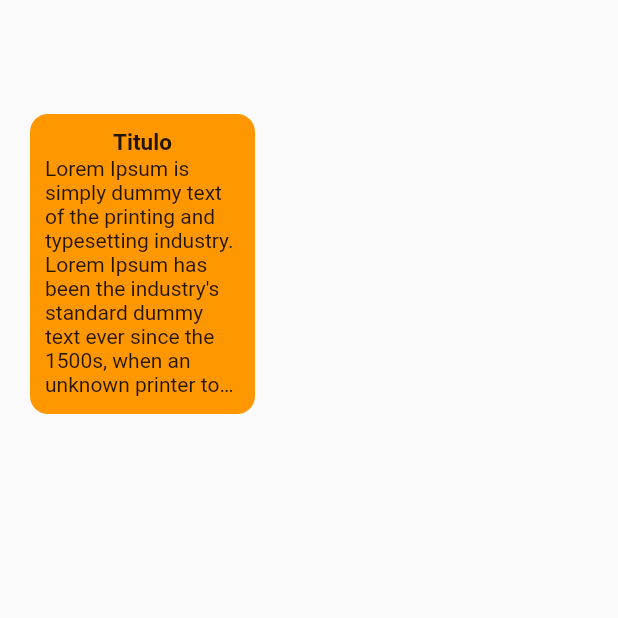
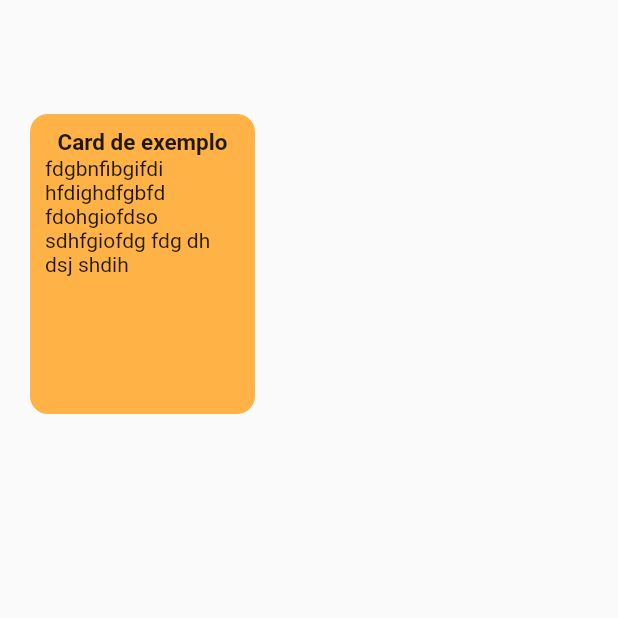
Before and after one commit to Leonardo1952/all_notes, a Flutter app: the screen it shows after launch, on a phone screen of 412 x 824 dp, the top half of it. Run offline on Flutter 3.47's test engine with Material 2 defaults, Android fonts, the phone set to English and light mode, and no system bars.

Commit message:
file core

```diff
--- a/lib/app/components/card_components.dart
+++ b/lib/app/components/card_components.dart
@@ -1,28 +1,38 @@
+import 'package:all_notes/app/core/app_padding.dart';
+import 'package:all_notes/app/core/app_sizes.dart';
+import 'package:all_notes/app/core/app_style.dart';
 import 'package:flutter/material.dart';
 
 class CardComponent extends StatelessWidget {
-  const CardComponent({super.key});
+  final String title;
+  final String text;
+  final Color backgroundColor;
+  const CardComponent(
+      {super.key,
+      required this.title,
+      required this.text,
+      required this.backgroundColor});
 
   @override
   Widget build(BuildContext context) {
     return Padding(
-      padding: const EdgeInsets.all(10.0),
+      padding: AppPadding.a10,
       child: Container(
-        width: 150,
-        height: 200,
+        width: AppSizes.maxWidth,
+        height: AppSizes.maxHeight,
         decoration: BoxDecoration(
-            color: Colors.orange, borderRadius: BorderRadius.circular(12)),
+            color: backgroundColor, borderRadius: BorderRadius.circular(12)),
         child: Padding(
-          padding: const EdgeInsets.all(10.0),
+          padding: AppPadding.a10,
           child: Column(
-            children: const [
+            children: [
               Text(
-                'Titulo',
-                style: TextStyle(fontSize: 15, fontWeight: FontWeight.bold),
+                title,
+                style: AppStyle.titleCard(),
                 overflow: TextOverflow.ellipsis,
               ),
               Text(
-                'Lorem Ipsum is simply dummy text of the printing and typesetting industry. Lorem Ipsum has been the industry\'s standard dummy text ever since the 1500s, when an unknown printer took a galley of type and scrambled it to make a type specimen book. It has survived not only five centuries, but also the leap into electronic typesetting, remaining essentially unchanged. It was popularised in the 1960s with the release of Letraset sheets containing Lorem Ipsum passages, and more recently with desktop publishing software like Aldus PageMaker including versions of Lorem Ipsum.',
+                text,
                 overflow: TextOverflow.ellipsis,
                 maxLines: 10,
               )
--- /dev/null
+++ b/lib/app/core/app_colors.dart
@@ -0,0 +1,9 @@
+import 'package:flutter/material.dart';
+
+class AppColors {
+  static const pinkPastel = Color(0xffffd1dc);
+  static const bluePastel = Color(0xff80cee1);
+  static const orangePastel = Color(0xffffb347);
+  static const greenPastel = Color(0xff83d580);
+  static const redPastel = Color(0xffff6961);
+}
--- /dev/null
+++ b/lib/app/core/app_padding.dart
@@ -0,0 +1,5 @@
+import 'package:flutter/material.dart';
+
+class AppPadding {
+  static const a10 = EdgeInsets.all(10.0);
+}
--- /dev/null
+++ b/lib/app/core/app_sizes.dart
@@ -0,0 +1,5 @@
+class AppSizes {
+  static const titleCard = 15.0;
+  static const maxWidth = 150.0;
+  static const maxHeight = 200.0;
+}
--- /dev/null
+++ b/lib/app/core/app_style.dart
@@ -0,0 +1,9 @@
+import 'package:all_notes/app/core/app_sizes.dart';
+import 'package:flutter/material.dart';
+
+class AppStyle {
+  static TextStyle titleCard() {
+    return const TextStyle(
+        fontSize: AppSizes.titleCard, fontWeight: FontWeight.bold);
+  }
+}
--- a/lib/app/modules/home/home_page.dart
+++ b/lib/app/modules/home/home_page.dart
@@ -1,4 +1,5 @@
 import 'package:all_notes/app/components/card_components.dart';
+import 'package:all_notes/app/core/app_colors.dart';
 import 'package:flutter/material.dart';
 
 class HomePage extends StatefulWidget {
@@ -22,7 +23,14 @@ class _HomePageState extends State<HomePage> {
           child: Row(
             children: [
               Column(
-                children: const [CardComponent()],
+                children: const [
+                  CardComponent(
+                    title: 'Card de exemplo',
+                    text:
+                        'fdgbnfibgifdi  hfdighdfgbfd  fdohgiofdso sdhfgiofdg fdg dh dsj shdih',
+                    backgroundColor: AppColors.orangePastel,
+                  )
+                ],
               )
             ],
           ),
```
